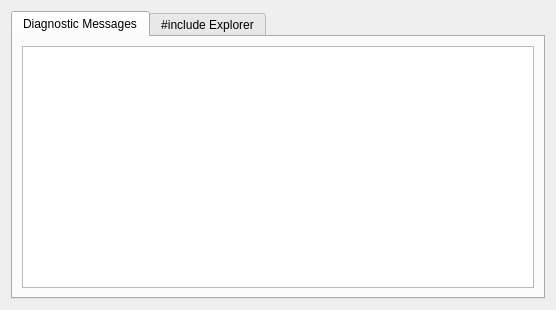
Above: src/plugin_tool_view.ui from zaufi/kate-cpp-helper-plugin before the change. Below: the same form after it.
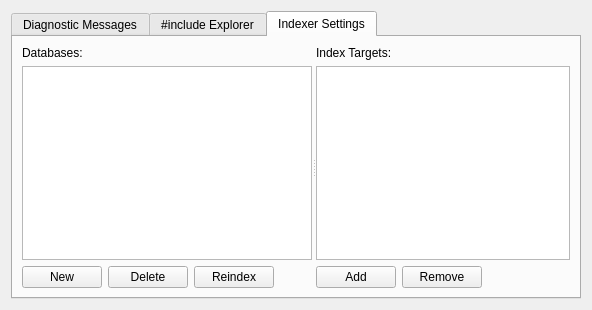
That is the form after the change. The open tabs and pages were chosen to show the change. Custom widgets are drawn as their Qt base class.

The edit to the form file:
```diff
--- a/src/plugin_tool_view.ui
+++ b/src/plugin_tool_view.ui
@@ -131,6 +131,120 @@
        </item>
       </layout>
      </widget>
+     <widget class="QWidget" name="indexerSettings">
+      <attribute name="title">
+       <string>Indexer Settings</string>
+      </attribute>
+      <layout class="QVBoxLayout" name="verticalLayout_6">
+       <item>
+        <widget class="QSplitter" name="splitter">
+         <property name="orientation">
+          <enum>Qt::Horizontal</enum>
+         </property>
+         <property name="childrenCollapsible">
+          <bool>false</bool>
+         </property>
+         <widget class="QWidget" name="layoutWidget">
+          <layout class="QVBoxLayout" name="vl_2_1">
+           <item>
+            <widget class="QLabel" name="databasesLabel">
+             <property name="text">
+              <string>Databases:</string>
+             </property>
+            </widget>
+           </item>
+           <item>
+            <widget class="QTableWidget" name="databases"/>
+           </item>
+           <item>
+            <layout class="QHBoxLayout" name="hl_2_2">
+             <item>
+              <widget class="QPushButton" name="newDatabase">
+               <property name="text">
+                <string>New</string>
+               </property>
+              </widget>
+             </item>
+             <item>
+              <widget class="QPushButton" name="deleteDatabase">
+               <property name="text">
+                <string>Delete</string>
+               </property>
+              </widget>
+             </item>
+             <item>
+              <widget class="QPushButton" name="reindexDatabase">
+               <property name="text">
+                <string>Reindex</string>
+               </property>
+              </widget>
+             </item>
+             <item>
+              <spacer name="spacer_1">
+               <property name="orientation">
+                <enum>Qt::Horizontal</enum>
+               </property>
+               <property name="sizeHint" stdset="0">
+                <size>
+                 <width>40</width>
+                 <height>20</height>
+                </size>
+               </property>
+              </spacer>
+             </item>
+            </layout>
+           </item>
+          </layout>
+         </widget>
+         <widget class="QWidget" name="layoutWidget_2">
+          <layout class="QVBoxLayout" name="vl_2_3">
+           <item>
+            <widget class="QLabel" name="targetsLabel">
+             <property name="text">
+              <string>Index Targets:</string>
+             </property>
+            </widget>
+           </item>
+           <item>
+            <widget class="QListWidget" name="targets"/>
+           </item>
+           <item>
+            <layout class="QHBoxLayout" name="hl_2_4">
+             <item>
+              <widget class="QPushButton" name="addTarget">
+               <property name="text">
+                <string>Add</string>
+               </property>
+              </widget>
+             </item>
+             <item>
+              <widget class="QPushButton" name="removeTarget">
+               <property name="text">
+                <string>Remove</string>
+               </property>
+              </widget>
+             </item>
+             <item>
+              <spacer name="spacer_2">
+               <property name="orientation">
+                <enum>Qt::Horizontal</enum>
+               </property>
+               <property name="sizeHint" stdset="0">
+                <size>
+                 <width>40</width>
+                 <height>20</height>
+                </size>
+               </property>
+              </spacer>
+             </item>
+            </layout>
+           </item>
+          </layout>
+         </widget>
+        </widget>
+       </item>
+      </layout>
+     </widget>
     </widget>
    </item>
   </layout>
```
Left out of the diff: 6 changed lines with no effect on the pictures.
